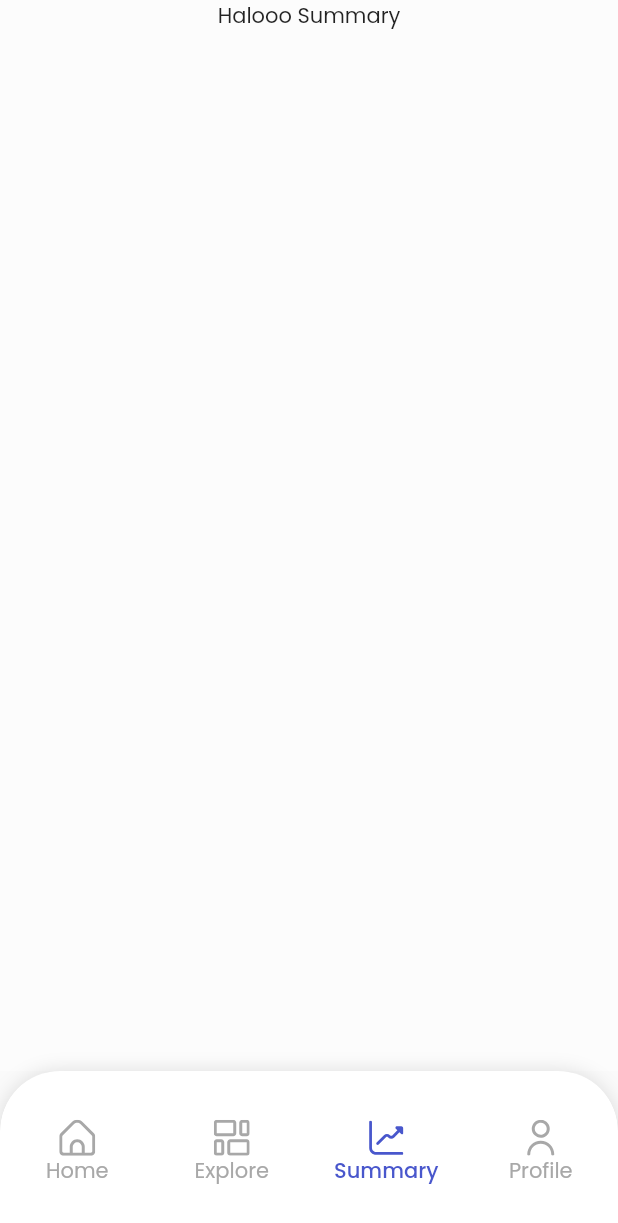
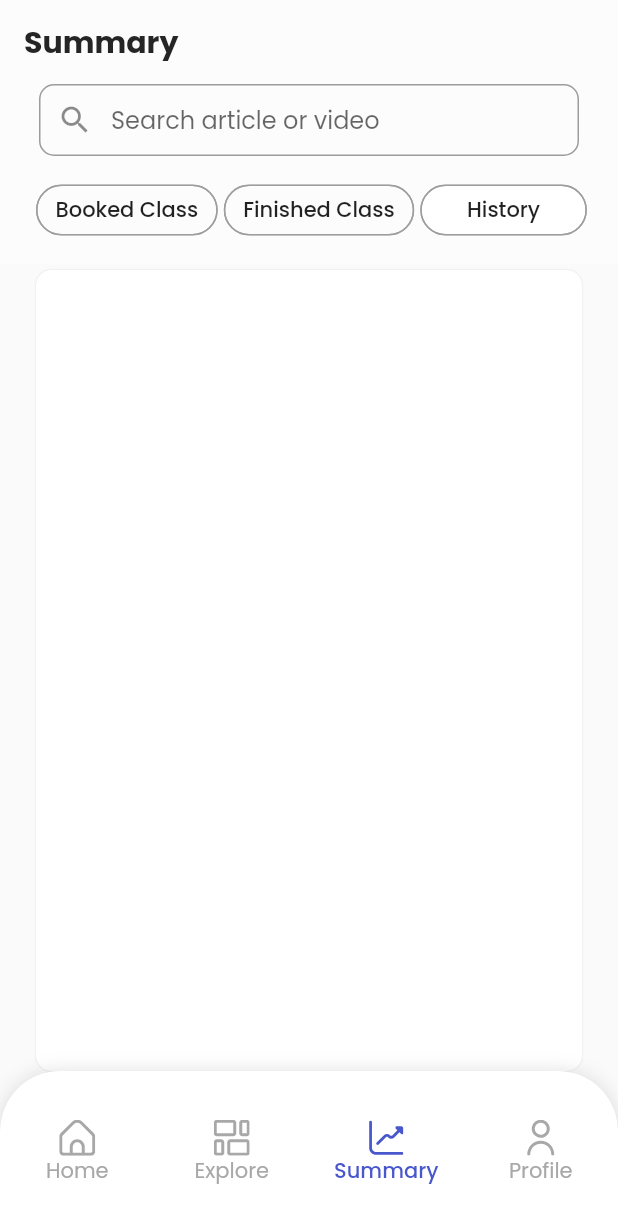
Before and after one commit to Capstone-Project-Kelompok-6/Flutter, a Flutter app: the screen it shows after launch, item 3 of the bottom bar chosen, on a phone screen of 412 x 824 dp. Shown: the top 1223 px of the screen. Run offline on Flutter 3.47's test engine with Material 2 defaults, Android fonts, the phone set to English and light mode, and no system bars; our stand-ins replace flutter_svg, google_fonts.

Commit message:
menambahkan summary page

```diff
--- a/flutter_capstone_6/lib/screen/summary_screen.dart
+++ b/flutter_capstone_6/lib/screen/summary_screen.dart
@@ -1,14 +1,129 @@
 import 'package:flutter/material.dart';
 import 'package:flutter_capstone_6/component/colors.dart';
 
-class SummaryScreen extends StatelessWidget {
+class SummaryScreen extends StatefulWidget {
   const SummaryScreen({super.key});
 
   @override
+  State<SummaryScreen> createState() => _SummaryScreenState();
+}
+
+class _SummaryScreenState extends State<SummaryScreen> {
+  String selectedChips = '';
+  @override
   Widget build(BuildContext context) {
-    return Scaffold(
-      backgroundColor: whiteBg,
-      body: Column(children: [Center(child: Text('Halooo Summary'))]),
+    return SafeArea(
+        child: Scaffold(
+      appBar: AppBar(
+        title: Text(
+          'Summary',
+          style:
+              TextStyle(color: n100, fontSize: 20, fontWeight: FontWeight.bold),
+        ),
+        backgroundColor: whiteBg,
+        automaticallyImplyLeading: false,
+        elevation: 0.0,
+        bottom: PreferredSize(
+          preferredSize: Size.fromHeight(120),
+          child: Column(children: [
+            _searchBar(),
+            _choiceChips(0),
+          ]),
+        ),
+      ),
+      body: Padding(
+        padding: const EdgeInsets.fromLTRB(24, 4, 24, 0),
+        child: Container(
+          decoration: BoxDecoration(boxShadow: [
+            BoxShadow(
+                color: n40.withOpacity(0.5), blurRadius: 0.1, spreadRadius: 0)
+          ], color: white, borderRadius: BorderRadius.circular(10)),
+          child: ListView(
+            children: [
+              Center(
+                heightFactor: 15,
+                child: Text(
+                  selectedChips,
+                  style: TextStyle(fontSize: 20),
+                ),
+              )
+            ],
+          ),
+        ),
+      ),
+    ));
+  }
+
+  Widget _choiceChips(int selectedIndex) {
+    return Padding(
+      padding: const EdgeInsets.fromLTRB(24, 12, 26, 12),
+      child: Center(
+        child: Row(
+          mainAxisAlignment: MainAxisAlignment.center,
+          children: <Widget>[
+            ChoiceChip(
+              backgroundColor: whiteBg,
+              side: BorderSide(color: Colors.grey),
+              label: Text('Booked Class'),
+              selected: (selectedChips == 'Booked Class') ? true : false,
+              selectedColor: Colors.grey,
+              onSelected: (bool value) {
+                setState(() {
+                  selectedChips =
+                      'Booked Class'; //TODO ganti ke fungsi untuk ambil data Api;
+                });
+              },
+            ),
+            SizedBox(
+              width: 4,
+            ),
+            ChoiceChip(
+              backgroundColor: whiteBg,
+              side: BorderSide(color: Colors.grey),
+              label: Text('Finished Class'),
+              selected: (selectedChips == 'Finished Class') ? true : false,
+              selectedColor: Colors.grey,
+              onSelected: (bool value) {
+                setState(() {
+                  selectedChips =
+                      'Finished Class'; //TODO ganti ke fungsi untuk ambil data Api;
+                });
+              },
+            ),
+            SizedBox(
+              width: 4,
+            ),
+            ChoiceChip(
+              backgroundColor: Colors.white,
+              side: BorderSide(color: Colors.grey),
+              label: Text('     History     '),
+              selected: (selectedChips == 'History') ? true : false,
+              selectedColor: Colors.grey,
+              onSelected: (bool value) {
+                setState(() {
+                  selectedChips =
+                      'History'; //TODO ganti ke fungsi untuk ambil data Api;
+                });
+              },
+            ),
+          ],
+        ),
+      ),
+    );
+  }
+
+  Widget _searchBar() {
+    return Padding(
+      padding: const EdgeInsets.fromLTRB(26, 0, 26, 0),
+      child: TextField(
+        decoration: InputDecoration(
+            contentPadding: EdgeInsets.symmetric(vertical: 10, horizontal: 10),
+            hintText: 'Search article or video',
+            prefixIcon: Icon(Icons.search),
+            border: OutlineInputBorder(
+                borderRadius: BorderRadius.circular(10),
+                borderSide: BorderSide())),
+      ),
     );
   }
 }
```
Also changed, not shown: flutter_capstone_6/pubspec.lock.
